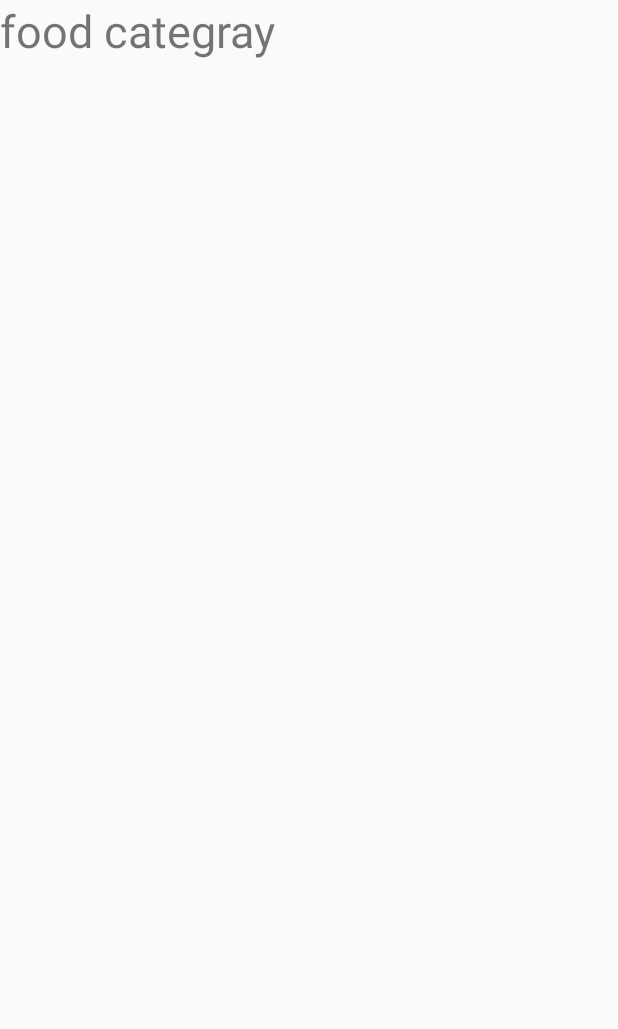
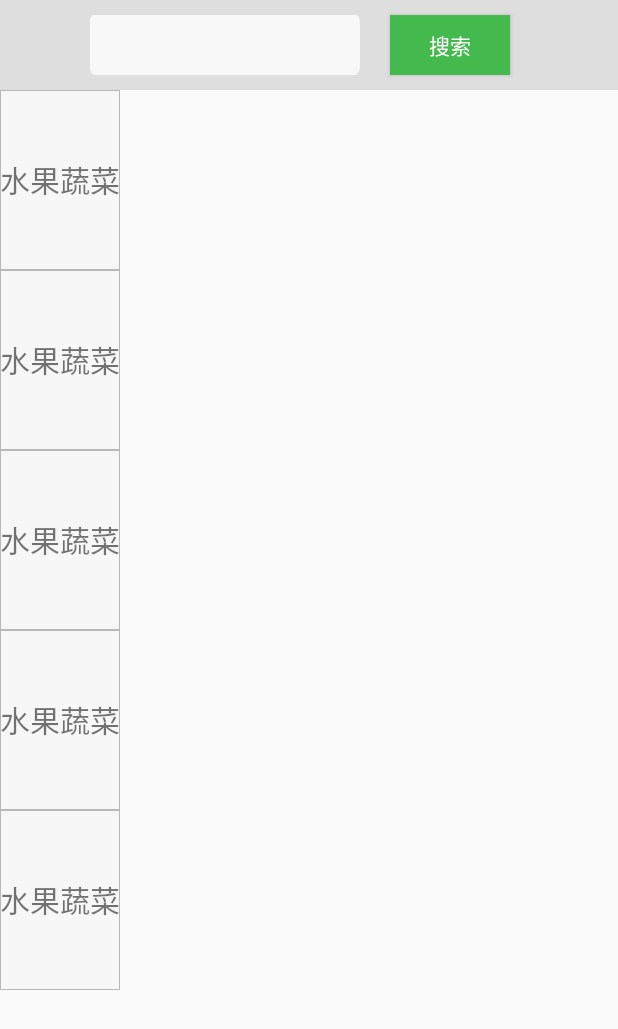
Before and after one commit to lazysong/graduaction-design, an Android app: the fragment FragmentCategray shown on its own in the app's theme, on a phone screen of 412 x 824 dp. Shown: the top 1029 px of the screen. Run offline under Robolectric (Android 15) with nearby library versions, the light colour scheme and no system bars.

Commit message:
实现了分类界面的顶级分类，自动生成对应个数的TextView，并分别注册了监听器

```diff
--- a/app/src/main/java/com/example/songhui/bottomnavigationbardemo/FragmentCategray.java
+++ b/app/src/main/java/com/example/songhui/bottomnavigationbardemo/FragmentCategray.java
@@ -1,13 +1,20 @@
 package com.example.songhui.bottomnavigationbardemo;
 
-import android.content.Context;
-import android.net.Uri;
 import android.os.Bundle;
 import android.support.v4.app.Fragment;
 import android.view.LayoutInflater;
 import android.view.View;
 import android.view.ViewGroup;
-import android.widget.TextView;
+import android.widget.LinearLayout;
+import android.widget.ScrollView;
+import android.widget.Toast;
+
+import com.example.songhui.bottomnavigationbardemo.entities.SubCategory;
+import com.example.songhui.bottomnavigationbardemo.entities.TopCategory;
+import com.example.songhui.bottomnavigationbardemo.views.MyTextView;
+
+import java.util.ArrayList;
+import java.util.List;
 
 /**
  * A simple {@link Fragment} subclass.
@@ -15,12 +22,74 @@ import android.widget.TextView;
  * {@link FragmentCategray.OnFragmentInteractionListener} interface
  * to handle interaction events.
  */
-public class FragmentCategray extends Fragment {
+public class FragmentCategray extends Fragment implements View.OnClickListener {
+    ScrollView scrollView;
+    LinearLayout topCategoryLayout;
 
     @Override
     public View onCreateView(LayoutInflater inflater, ViewGroup container,
                              Bundle savedInstanceState) {
         View rootView = inflater.inflate(R.layout.fragment_categray, container, false);
+
+        scrollView = (ScrollView) rootView.findViewById(R.id.scrollview_top_category);
+        LinearLayout.LayoutParams layoutParams = new LinearLayout.LayoutParams(
+                LinearLayout.LayoutParams.MATCH_PARENT,
+                LinearLayout.LayoutParams.WRAP_CONTENT);
+        topCategoryLayout = new LinearLayout(getContext());
+        topCategoryLayout.setOrientation(LinearLayout.VERTICAL);
+        topCategoryLayout.setLayoutParams(layoutParams);
+        List<View> viewList = new ArrayList<View>();
+        ViewGroup.LayoutParams viewGroupLP = new ViewGroup.LayoutParams(
+                ViewGroup.LayoutParams.MATCH_PARENT,
+                180);
+        MyTextView textView;
+        List<TopCategory> topCategories = getTopCategories();
+
+        for (int i = 0; i < topCategories.size(); i ++) {
+            textView = (MyTextView) inflater.inflate(R.layout.top_category_textview, null);
+            textView.setLayoutParams(viewGroupLP);
+            textView.setText(topCategories.get(i).getProduct_category_name());
+            textView.setNumber(topCategories.get(i).getProduct_category_no());
+            viewList.add(textView);
+            textView.setOnClickListener(this);
+            topCategoryLayout.addView(viewList.get(i));
+        }
+        scrollView.addView(topCategoryLayout);
+
         return rootView;
     }
+
+    List<TopCategory> getTopCategories() {
+        List<TopCategory> topCategories = new ArrayList<TopCategory>();
+        TopCategory topCategory;
+        //获得一级种类的Json数据
+        //将Json数据转换为ArrayList<TopCategory>
+        for(int i = 0; i < 5; i ++) {
+            topCategory = new TopCategory(i,"水果蔬菜");
+            topCategories.add(topCategory);
+        }
+        return topCategories;
+    }
+
+    List<SubCategory> getSubCategories(TopCategory topCategory) {
+        List<SubCategory> subCategories = new ArrayList<SubCategory>();
+        SubCategory subCategory;
+        //获取二级种类的Json数据
+        //将Json数据转换为ArrayList<SunCategory>
+        for(int i = 0; i < 10; i ++) {
+            subCategory = new SubCategory(i, "苹果", topCategory, "/image");
+            subCategories.add(subCategory);
+        }
+        return subCategories;
+    }
+
+    @Override
+    public void onClick(View v) {
+        //响应顶级分类的点击事件
+        if (v.getClass().equals(MyTextView.class)) {
+            Toast.makeText(getContext(),
+                    "自定义的TextView被点击了！top_category_no = " + ((MyTextView)v).getNumber(),
+                    Toast.LENGTH_SHORT).show();
+        }
+    }
 }
--- /dev/null
+++ b/app/src/main/java/com/example/songhui/bottomnavigationbardemo/entities/TopCategory.java
@@ -0,0 +1,30 @@
+package com.example.songhui.bottomnavigationbardemo.entities;
+
+/**
+ * Created by songhui on 2016/5/28.
+ */
+public class TopCategory {
+    private int product_category_no;
+    private String product_category_name;
+
+    public TopCategory(int product_category_no, String product_category_name) {
+        this.product_category_no = product_category_no;
+        this.product_category_name = product_category_name;
+    }
+
+    public int getProduct_category_no() {
+        return product_category_no;
+    }
+
+    public void setProduct_category_no(int product_category_no) {
+        this.product_category_no = product_category_no;
+    }
+
+    public String getProduct_category_name() {
+        return product_category_name;
+    }
+
+    public void setProduct_category_name(String product_category_name) {
+        this.product_category_name = product_category_name;
+    }
+}
--- /dev/null
+++ b/app/src/main/java/com/example/songhui/bottomnavigationbardemo/views/MyTextView.java
@@ -0,0 +1,32 @@
+package com.example.songhui.bottomnavigationbardemo.views;
+
+import android.content.Context;
+import android.util.AttributeSet;
+import android.widget.TextView;
+
+/**
+ * Created by songhui on 2016/5/28.
+ */
+public class MyTextView extends TextView {
+    int number;
+
+    public MyTextView(Context context) {
+        super(context);
+    }
+
+    public MyTextView(Context context, AttributeSet attrs) {
+        super(context, attrs);
+    }
+
+    public MyTextView(Context context, AttributeSet attrs, int defStyleAttr) {
+        super(context, attrs, defStyleAttr);
+    }
+
+    public int getNumber() {
+        return number;
+    }
+
+    public void setNumber(int number) {
+        this.number = number;
+    }
+}
--- /dev/null
+++ b/app/src/main/res/drawable-xxhdpi/setbar_bg.xml
@@ -0,0 +1,7 @@
+<?xml version="1.0" encoding="utf-8"?>
+<shape xmlns:android="http://schemas.android.com/apk/res/android" >
+    <!-- 背景色 -->
+    <solid android:color="#f7f7f7"/>
+    <!-- 边框色 -->
+    <stroke android:width="0.5dip" android:color="#b7b7b7" />
+</shape>
--- a/app/src/main/res/layout/fragment_categray.xml
+++ b/app/src/main/res/layout/fragment_categray.xml
@@ -1,13 +1,47 @@
 <?xml version="1.0" encoding="utf-8"?>
 <LinearLayout xmlns:android="http://schemas.android.com/apk/res/android"
-    android:orientation="vertical" android:layout_width="match_parent"
-    android:layout_height="match_parent">
+    xmlns:app="http://schemas.android.com/apk/res-auto"
+    android:layout_width="match_parent"
+    android:layout_height="match_parent"
+    android:orientation="vertical">
 
-    <TextView
+    <RelativeLayout
+        android:layout_width="match_parent"
+        android:layout_height="60dp"
+        android:background="@color/colorTransparent">
+
+        <EditText
+            android:id="@+id/search_content"
+            android:layout_width="180dp"
+            android:layout_height="40dp"
+            android:layout_centerVertical="true"
+            android:layout_marginLeft="60dp"
+            android:background="@drawable/ic_search_view" />
+
+        <Button
+            android:id="@+id/search_button"
+            android:layout_width="80dp"
+            android:layout_height="40dp"
+            android:layout_centerVertical="true"
+            android:layout_marginLeft="20dp"
+            android:layout_toRightOf="@id/search_content"
+            android:background="@color/colorPrimary"
+            android:onClick="sayHello"
+            android:text="搜索"
+            android:textColor="@android:color/white" />
+
+    </RelativeLayout>
+
+    <LinearLayout
         android:layout_width="match_parent"
         android:layout_height="wrap_content"
-        android:text="food categray"
-        android:textSize="30sp"
-        android:layout_gravity="center_vertical"/>
+        android:orientation="horizontal">
+        <ScrollView
+            android:id="@+id/scrollview_top_category"
+            android:layout_width="wrap_content"
+            android:layout_height="match_parent">
+
+        </ScrollView>
+    </LinearLayout>
 
 </LinearLayout>
--- /dev/null
+++ b/app/src/main/res/layout/top_category_textview.xml
@@ -0,0 +1,9 @@
+<?xml version="1.0" encoding="utf-8"?>
+<com.example.songhui.bottomnavigationbardemo.views.MyTextView
+    xmlns:android="http://schemas.android.com/apk/res/android"
+    android:layout_width="match_parent"
+    android:layout_height="45dp"
+    android:background="@drawable/setbar_bg"
+    android:gravity="center"
+    android:text="水果蔬菜"
+    android:textSize="20sp" />
--- a/app/src/main/res/values/colors.xml
+++ b/app/src/main/res/values/colors.xml
@@ -2,7 +2,7 @@
 <resources>
     <color name="colorPrimary">#44b94e</color>
     <color name="colorPrimaryDark">#098032</color>
-    <color name="colorTransparent">#88121212</color>
+    <color name="colorTransparent">#1f121212</color>
     <color name="colorAccent">#64ea70</color>
 
     <color name="teal">#00796B</color>
```
Also changed, not shown: app/src/main/java/com/example/songhui/bottomnavigationbardemo/entities/SubCategory.java (added, +51 -0 lines).
